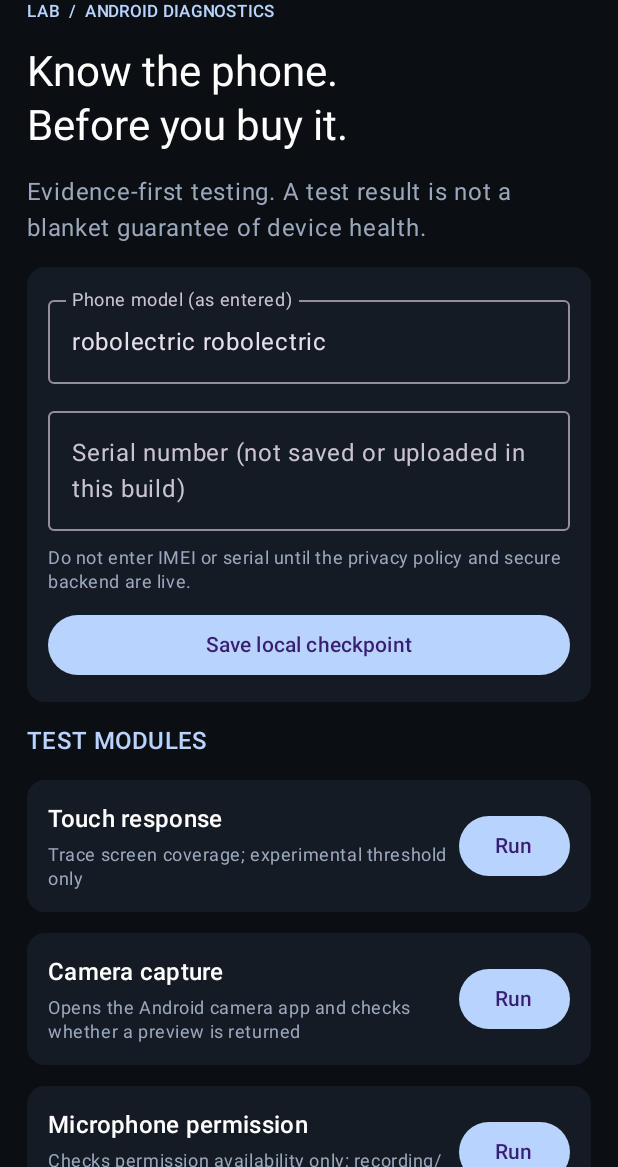
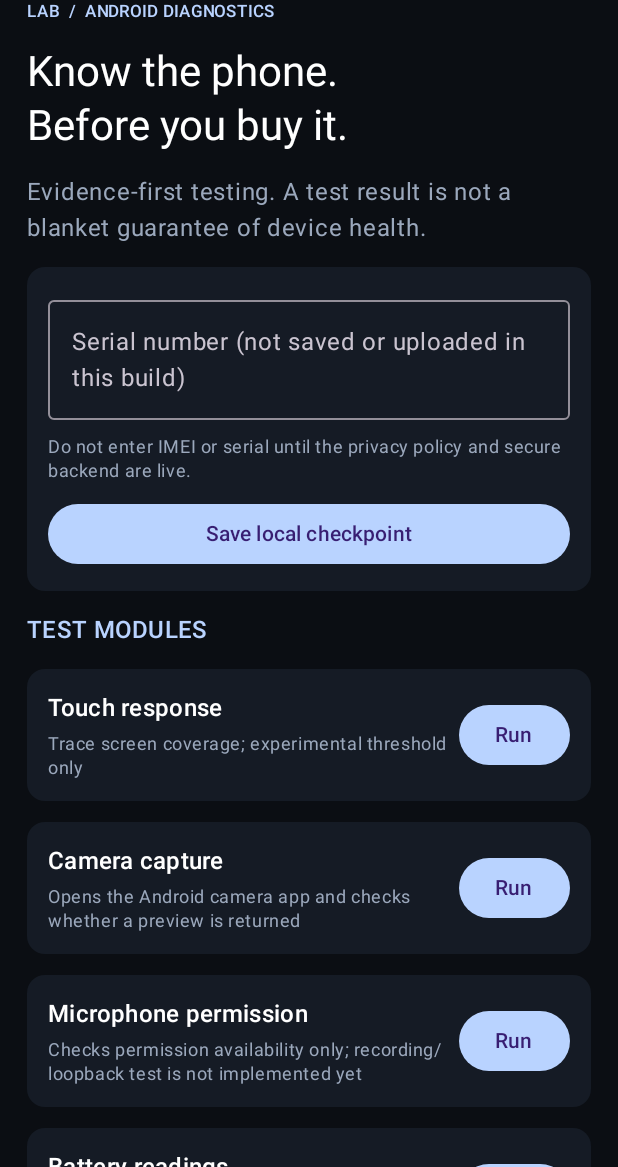
Before and after one commit to nikitadhanwar7-pixel/verity-lab, an Android app built with Jetpack Compose: the screen it shows after launch (MainActivity), on a phone screen of 412 x 824 dp, the part 69-1236 px from its top. Run offline under Robolectric (Android 15) with nearby library versions, the light colour scheme and no system bars.

Commit message:
Update MainActivity.kt

```diff
--- a/android/app/src/main/java/com/veritylab/app/MainActivity.kt
+++ b/android/app/src/main/java/com/veritylab/app/MainActivity.kt
@@ -129,7 +129,6 @@ class MainActivity : ComponentActivity() {
                         Text("Evidence-first testing. A test result is not a blanket guarantee of device health.", color = Muted)
                         Card(colors = CardDefaults.cardColors(containerColor = Panel)) {
                             Column(Modifier.padding(14.dp), verticalArrangement = Arrangement.spacedBy(10.dp)) {
-                                OutlinedTextField(value = deviceLabel, onValueChange = { deviceLabel = it }, label = { Text("Phone model (as entered)") }, modifier = Modifier.fillMaxWidth(), singleLine = true)
                                 OutlinedTextField(value = serial, onValueChange = { serial = it }, label = { Text("Serial number (not saved or uploaded in this build)") }, modifier = Modifier.fillMaxWidth(), singleLine = true)
                                 Text("Do not enter IMEI or serial until the privacy policy and secure backend are live.", color = Muted, style = MaterialTheme.typography.bodySmall)
                                 Button(onClick = { prefs.edit().putString("device_label", deviceLabel).apply(); status = "Model checkpoint saved locally. Serial is not persisted or uploaded by this build." }, modifier = Modifier.fillMaxWidth()) { Text("Save local checkpoint") }
```
